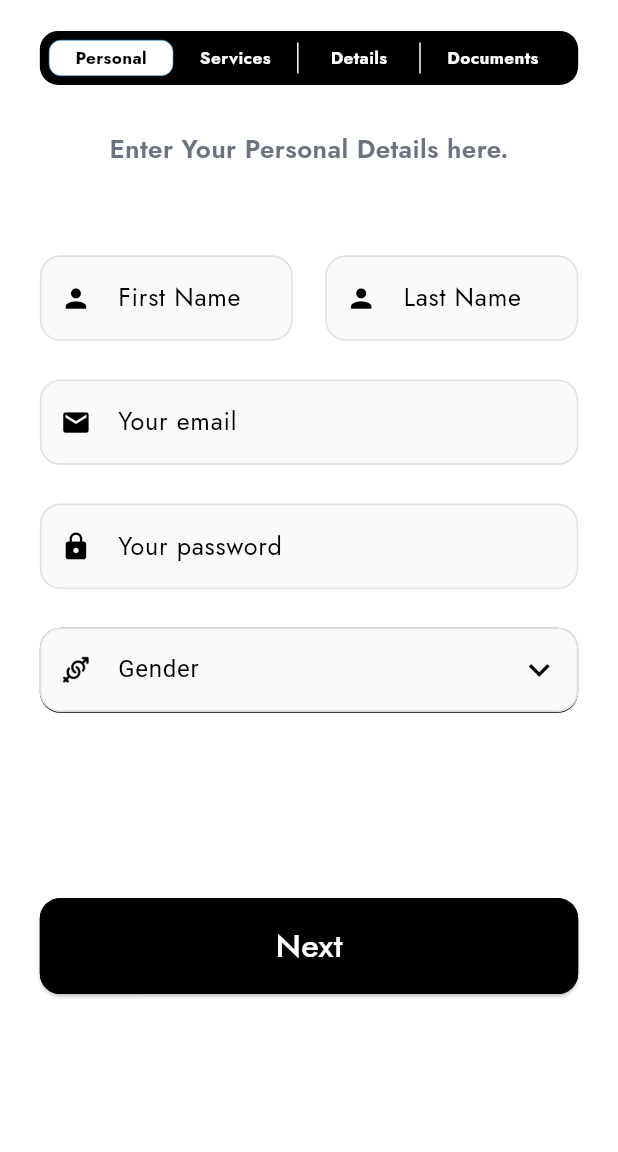
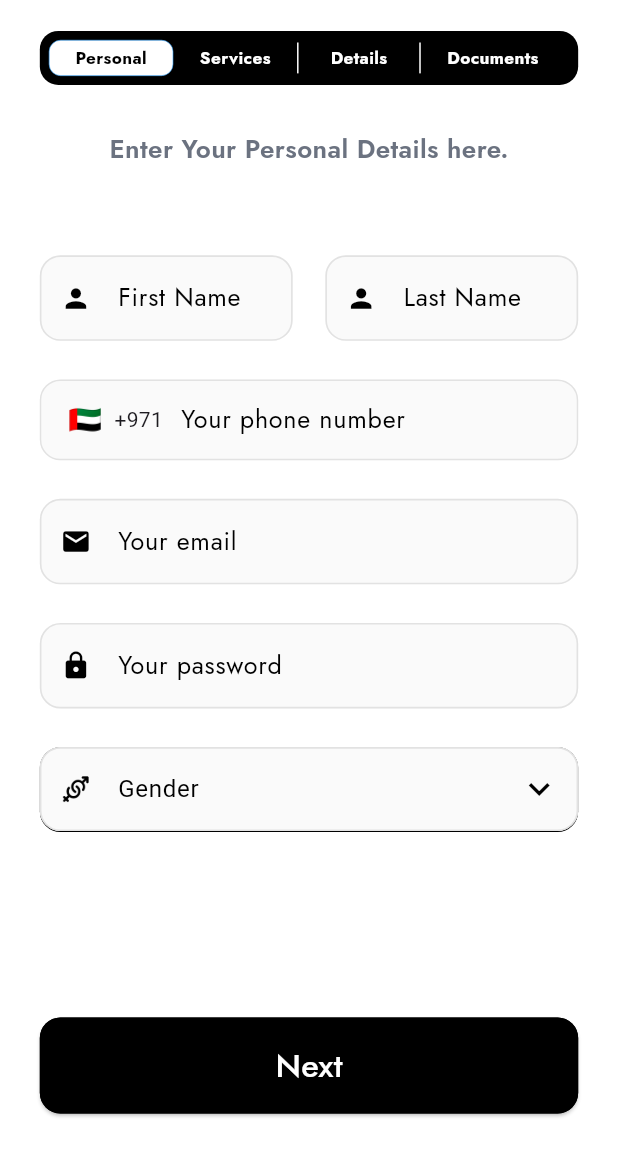
Before and after one commit to Shees-Ali1/reapiroo_firebaseapp, a Flutter app: the BioAndExperienceMain screen opened directly, on a phone screen of 412 x 824 dp, the part 84-1236 px from its top. Run offline on Flutter 3.47's test engine with Material 3 defaults, Android fonts, the light colour scheme and no system bars; drawn by our look-alikes of intl_phone_field; our stand-ins replace animated_notch_bottom_bar, audioplayers, chewie, cloud_firestore, firebase_auth, firebase_core and 13 more; missing offline and left inert: audio_wave, flutter_sound, voice_message_package; accounts and stored records are empty; network calls fail; Roboto replaces fonts that are missing (jost); project files that could hold a hidden picture were left out.

Commit message:
Latest updated code....

```diff
--- a/lib/views/auth/otp_verification/otp_verification.dart
+++ b/lib/views/auth/otp_verification/otp_verification.dart
@@ -62,7 +62,7 @@ class _OtpAuthenticationViewState extends State<OtpAuthenticationView> {
       }
       PhoneAuthCredential credential = PhoneAuthProvider.credential(
           verificationId: widget.initialVerificationId, smsCode: otpCode);
-      await _auth.signInWithCredential(credential);
+       await _auth.signInWithCredential(credential);
       Get.snackbar('Verified', 'Phone number successfully verified.',
           backgroundColor: Colors.white, colorText: Colors.black);
       await FirebaseFirestore.instance
@@ -73,7 +73,7 @@ class _OtpAuthenticationViewState extends State<OtpAuthenticationView> {
         'verified': true,
       });
     } catch (e) {
-      signupController.isLoading.value=true;
+      signupController.isLoading.value=false;
       print('Error verifying OTP: $e');
       Get.snackbar('Error', 'Failed to verify OTP. Please try again.',
           backgroundColor: Colors.white, colorText: Colors.black);
@@ -205,7 +205,7 @@ class _OtpAuthenticationViewState extends State<OtpAuthenticationView> {
                       height: 8.h,
                     ),
                     Text(
-                      'Enter 5-digit code we just texted to your phone number',
+                      'Enter 5-digit code we just texted to your ${widget.docId}',
                       style: jost600(15.17.sp, Color(0xff6B7280)),
                     ),
                     SizedBox(
--- a/lib/views/auth/signup_view/components/personal_detail.dart
+++ b/lib/views/auth/signup_view/components/personal_detail.dart
@@ -1,8 +1,10 @@
 import 'package:flutter/material.dart';
 import 'package:flutter_screenutil/flutter_screenutil.dart';
 import 'package:get/get.dart';
+import 'package:intl_phone_field/intl_phone_field.dart';
 import '../../../../const/color.dart';
 import '../../../../const/text_styles.dart';
+import '../../../../controllers/signup_controller.dart';
 import '../../../../controllers/tech_controller.dart';
 import '../../../../widgets/custom_button.dart';
 import '../../../../widgets/custom_input_fields.dart';
@@ -22,6 +24,7 @@ class _PersonalDetailsFormState extends State<PersonalDetailsForm> {
   final TextEditingController password = TextEditingController();
   final TechController techController = Get.find();
   String? selectedGender;
+  final SignupController signupController = Get.put(SignupController());
 
   @override
   Widget build(BuildContext context) {
@@ -66,7 +69,49 @@ class _PersonalDetailsFormState extends State<PersonalDetailsForm> {
             ],
           ),
           SizedBox(height: 25.h),
-
+          IntlPhoneField(
+            // controller: signupController.phonenumber,
+            flagsButtonPadding: EdgeInsets.only(left: 13.w),
+            cursorColor: Colors.black,
+            style: TextStyle(color: Colors.black),
+            showDropdownIcon: false,
+            decoration: InputDecoration(
+              hintText: 'Your phone number',
+              filled: true,
+              fillColor: Color(0xffFAFAFA),
+              contentPadding: EdgeInsets.symmetric(horizontal: 20,vertical: 14.h),
+              counterText: '',
+              hintStyle: TextStyle(
+                color: Colors.black,
+                fontFamily: 'jost',
+                fontSize: 14.65.sp,
+                fontWeight: FontWeight.w400,
+              ),
+              enabledBorder: OutlineInputBorder(
+                borderRadius: BorderRadius.circular(13.31.r),
+                borderSide: BorderSide(color: Color(0xffE2E2E2),width: 0.95),
+              ),
+              focusedBorder: OutlineInputBorder(
+                borderRadius: BorderRadius.circular(13.31.r),
+                borderSide: BorderSide(color: Color(0xffE2E2E2),width: 0.95),
+              ),
+              border: OutlineInputBorder(
+                borderRadius: BorderRadius.circular(13.31.r),
+                borderSide: BorderSide(color: Color(0xffE2E2E2),width: 0.95),
+              ),
+            ),
+            initialCountryCode: 'AE',
+            onChanged: (phone) {
+              try {
+                debugPrint("Phone number entered: ${phone.completeNumber}");
+                signupController.phonenumber.text= phone.completeNumber;
+                debugPrint("Phone number text: ${signupController.phonenumber.text}");
+              } catch (e) {
+                debugPrint("Error processing phone number: $e");
+              }
+            },
+          ),
+          SizedBox(height: 25.h),
           /// Email TextField
           CustomInputField(
             controller: email,
@@ -95,12 +140,12 @@ class _PersonalDetailsFormState extends State<PersonalDetailsForm> {
             iconPath: 'assets/images/gender_icon.png',
             iconHeight: 18.h,
             iconWidth: 18.w,
-            onChanged: (value) {
-              setState(() {
-                selectedGender = value;
-              });
-              print('Gender selected: $selectedGender'); // Debug output
-            },
+            // onChanged: (value) {
+            //   setState(() {
+            //     selectedGender = value;
+            //   });
+            //   print('Gender selected: $selectedGender'); // Debug output
+            // },
           ),
 
 
@@ -114,8 +159,8 @@ class _PersonalDetailsFormState extends State<PersonalDetailsForm> {
                 firstname: firstname.text,
                 lastname: lastname.text,
                 email: email.text,
-                password: password.text,
-                gender: selectedGender,
+                password: password.text, phoneNumber: signupController.phonenumber.text,
+                gender: signupController.selectedGender.value,
               );
 
               // Navigate by updating selectedIndex
--- a/lib/views/auth/signup_view/pending_approval.dart
+++ b/lib/views/auth/signup_view/pending_approval.dart
@@ -3,6 +3,7 @@ import 'package:flutter_screenutil/flutter_screenutil.dart';
 import 'package:repairoo/const/color.dart';
 import 'package:repairoo/const/images.dart';
 import 'package:repairoo/const/text_styles.dart';
+import 'package:repairoo/views/auth/login_view/login_screen.dart';
 import 'package:repairoo/views/bottom_nav/bottom_nav.dart';
 import 'package:repairoo/widgets/custom_button.dart';
 
@@ -47,7 +48,7 @@ class PendingApproval extends StatelessWidget {
                 if (isAccountVerified()) {
                   Navigator.push(
                     context,
-                    MaterialPageRoute(builder: (context) => AppNavBar(userRole: '',)),
+                    MaterialPageRoute(builder: (context) => LoginScreen()),
                   );
                 } else {
                   showDialog(
--- a/pubspec.yaml
+++ b/pubspec.yaml
@@ -69,6 +69,7 @@ dependencies:
   flutter_sound:
   carousel_slider:
   intl:
+  twilio_flutter: ^0.9.0
 
 dev_dependencies:
   flutter_test:
```
Also changed, not shown: lib/controllers/signup_controller.dart (+328 -79 lines), lib/controllers/tech_controller.dart (+13 -6 lines), lib/views/auth/login_view/login_screen.dart (+70 -12 lines), pubspec.lock.
